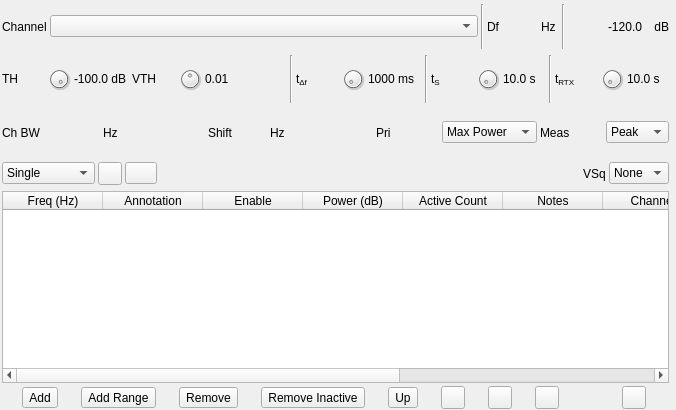
Qt form plugins/channelrx/freqscanner/freqscannergui.ui (lrowen/sdrangel) before a commit.
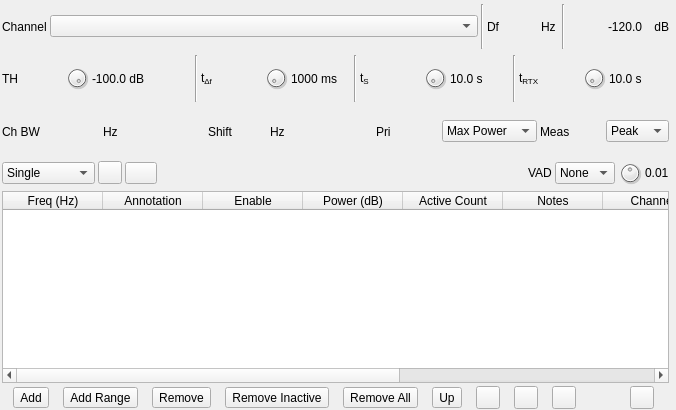
The same form after that commit. Icons and pictures are not drawn. Custom widgets are drawn as their Qt base class.

Commit message: Freq Scanner: GUI changes

```diff
--- a/plugins/channelrx/freqscanner/freqscannergui.ui
+++ b/plugins/channelrx/freqscanner/freqscannergui.ui
@@ -260,45 +260,6 @@
         </property>
        </widget>
       </item>
-      <item>
-       <widget class="QLabel" name="voiceThresholdLabel">
-        <property name="text">
-         <string>VTH</string>
-        </property>
-       </widget>
-      </item>
-      <item>
-       <widget class="QDial" name="voiceThreshold">
-        <property name="maximumSize">
-         <size>
-          <width>24</width>
-          <height>24</height>
-         </size>
-        </property>
-        <property name="toolTip">
-         <string>Power threshold in dB</string>
-        </property>
-        <property name="minimum">
-         <number>0</number>
-        </property>
-        <property name="maximum">
-         <number>100</number>
-        </property>
-        <property name="pageStep">
-         <number>1</number>
-        </property>
-        <property name="value">
-         <number>50</number>
-        </property>
-       </widget>
-      </item>
-      <item>
-       <widget class="QLabel" name="voiceThresholdText">
-        <property name="text">
-         <string>0.01</string>
-        </property>
-       </widget>
-      </item>
       <item>
        <spacer name="horizontalSpacer_3">
         <property name="orientation">
@@ -341,7 +302,7 @@
          <number>0</number>
         </property>
         <property name="maximum">
-         <number>1000</number>
+         <number>2000</number>
         </property>
         <property name="pageStep">
          <number>1</number>
@@ -734,7 +695,7 @@
       <item>
        <widget class="QLabel" name="voiceSquelchLabel">
         <property name="text">
-         <string>VSq</string>
+         <string>VAD</string>
         </property>
        </widget>
       </item>
@@ -757,6 +718,38 @@
         </item>
        </widget>
       </item>
+      <item>
+       <widget class="QDial" name="voiceThreshold">
+        <property name="maximumSize">
+         <size>
+          <width>24</width>
+          <height>24</height>
+         </size>
+        </property>
+        <property name="toolTip">
+         <string>VAD score minimum level</string>
+        </property>
+        <property name="minimum">
+         <number>0</number>
+        </property>
+        <property name="maximum">
+         <number>100</number>
+        </property>
+        <property name="pageStep">
+         <number>1</number>
+        </property>
+        <property name="value">
+         <number>50</number>
+        </property>
+       </widget>
+      </item>
+      <item>
+       <widget class="QLabel" name="voiceThresholdText">
+        <property name="text">
+         <string>0.01</string>
+        </property>
+       </widget>
+      </item>
      </layout>
     </item>
     <item>
@@ -899,6 +892,16 @@
           </property>
          </widget>
         </item>
+        <item>
+         <widget class="QToolButton" name="removeAll">
+          <property name="toolTip">
+           <string>Remove selected items</string>
+          </property>
+          <property name="text">
+           <string>Remove All</string>
+          </property>
+         </widget>
+        </item>
         <item>
          <widget class="QToolButton" name="up">
           <property name="toolTip">
```
Left out of the diff: 3 changed lines with no effect on the pictures. The commit also changes 5 other files.
